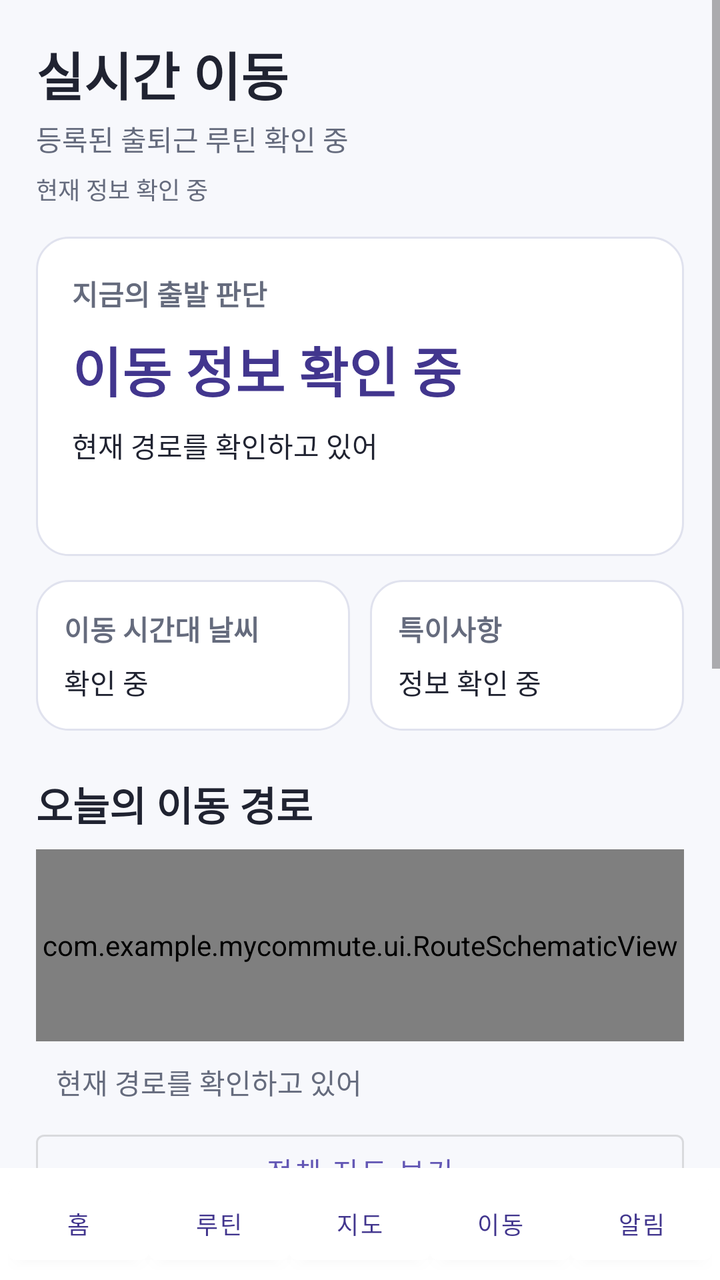
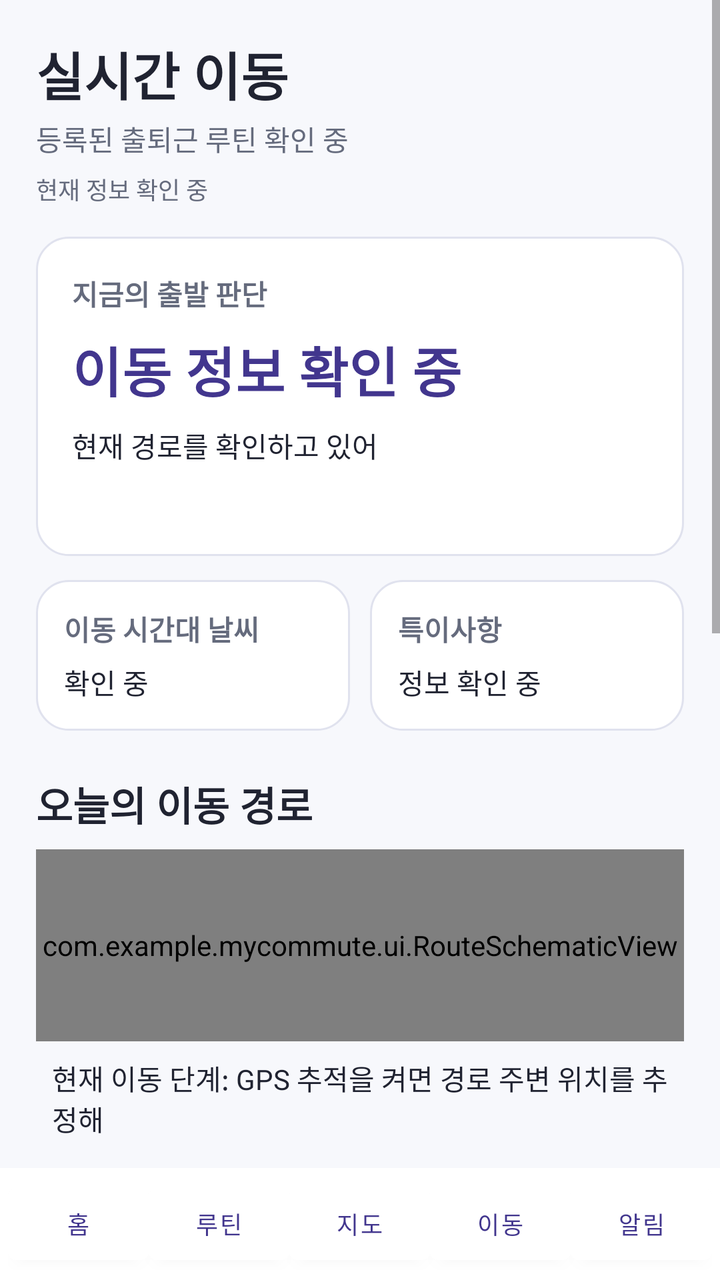

Compare the two renders of this Android layout. The source of the first and the diff that turns it into the second are given below.
<!-- AndroidManifest.xml: application theme Theme.MyCommute -->
<!-- res/layout/activity_tracking.xml -->
<?xml version="1.0" encoding="utf-8"?>
<LinearLayout xmlns:android="http://schemas.android.com/apk/res/android"
    android:layout_width="match_parent" android:layout_height="match_parent"
    android:orientation="vertical">
    <ScrollView android:layout_width="match_parent" android:layout_height="0dp"
        android:layout_weight="1" android:fillViewport="true">
        <LinearLayout android:layout_width="match_parent" android:layout_height="wrap_content"
            android:orientation="vertical" android:padding="18dp">
            <TextView android:layout_width="match_parent" android:layout_height="wrap_content"
                android:text="실시간 이동" android:textColor="@color/text_primary"
                android:textStyle="bold" android:textSize="26sp"/>
            <TextView android:id="@+id/liveRouteTitle" android:layout_width="match_parent"
                android:layout_height="wrap_content" android:layout_marginTop="3dp"
                android:text="등록된 출퇴근 루틴 확인 중" android:textColor="@color/text_secondary"/>
            <TextView android:id="@+id/liveSyncStatus" android:layout_width="match_parent"
                android:layout_height="wrap_content" android:layout_marginTop="6dp"
                android:text="현재 정보 확인 중" android:textColor="@color/text_secondary" android:textSize="12sp"/>

            <LinearLayout android:layout_width="match_parent" android:layout_height="wrap_content"
                android:layout_marginTop="15dp" android:padding="18dp"
                android:background="@drawable/bg_card" android:orientation="vertical">
                <TextView style="@style/Text.Label" android:layout_width="match_parent"
                    android:layout_height="wrap_content" android:text="지금의 출발 판단"/>
                <TextView android:id="@+id/liveDepartureHeadline" android:layout_width="match_parent"
                    android:layout_height="wrap_content" android:layout_marginTop="8dp"
                    android:text="이동 정보 확인 중" android:textSize="27sp"
                    android:textStyle="bold" android:textColor="@color/primary_dark"/>
                <TextView android:id="@+id/liveDepartureDetail" android:layout_width="match_parent"
                    android:layout_height="wrap_content" android:layout_marginTop="8dp"
                    android:textColor="@color/text_primary" android:text="현재 경로를 확인하고 있어"/>
                <TextView android:id="@+id/liveArrivalPlan" android:layout_width="match_parent"
                    android:layout_height="wrap_content" android:layout_marginTop="8dp"
                    android:textColor="@color/text_secondary"/>
            </LinearLayout>

            <LinearLayout android:layout_width="match_parent" android:layout_height="wrap_content"
                android:orientation="horizontal" android:layout_marginTop="12dp">
                <LinearLayout android:layout_width="0dp" android:layout_weight="1"
                    android:layout_height="wrap_content" android:orientation="vertical"
                    android:padding="14dp" android:background="@drawable/bg_card">
                    <TextView style="@style/Text.Label" android:layout_width="match_parent"
                        android:layout_height="wrap_content" android:text="이동 시간대 날씨"/>
                    <TextView android:id="@+id/liveWeather" android:layout_width="match_parent"
                        android:layout_height="wrap_content" android:layout_marginTop="6dp"
                        android:text="확인 중" android:textSize="14sp" android:textColor="@color/text_primary"/>
                </LinearLayout>
                <View android:layout_width="10dp" android:layout_height="1dp"/>
                <LinearLayout android:layout_width="0dp" android:layout_weight="1"
                    android:layout_height="wrap_content" android:orientation="vertical"
                    android:padding="14dp" android:background="@drawable/bg_card">
                    <TextView style="@style/Text.Label" android:layout_width="match_parent"
                        android:layout_height="wrap_content" android:text="특이사항"/>
                    <TextView android:id="@+id/liveAlerts" android:layout_width="match_parent"
                        android:layout_height="wrap_content" android:layout_marginTop="6dp"
                        android:text="정보 확인 중" android:textSize="14sp" android:textColor="@color/text_primary"/>
                </LinearLayout>
            </LinearLayout>

            <TextView style="@style/Text.Section" android:layout_width="match_parent"
                android:layout_height="wrap_content" android:layout_marginTop="22dp"
                android:text="오늘의 이동 경로"/>
            <com.example.mycommute.ui.RouteSchematicView
                android:id="@+id/liveSchematic" android:layout_width="match_parent"
                android:layout_height="96dp" android:layout_marginTop="8dp"
                android:background="@drawable/bg_card"/>
            <TextView android:id="@+id/liveRouteSteps" android:layout_width="match_parent"
                android:layout_height="wrap_content" android:padding="10dp"
                android:text="현재 경로를 확인하고 있어"
                android:textColor="@color/text_secondary"/>
            <com.google.android.material.button.MaterialButton
                android:id="@+id/liveOpenMap" android:layout_width="match_parent"
                android:layout_height="wrap_content" android:text="전체 지도 보기"
                style="@style/Widget.MaterialComponents.Button.OutlinedButton"/>

            <TextView style="@style/Text.Section" android:layout_width="match_parent"
                android:layout_height="wrap_content" android:layout_marginTop="18dp"
                android:text="다음 대중교통"/>
            <LinearLayout android:layout_width="match_parent" android:layout_height="wrap_content"
                android:padding="15dp" android:background="@drawable/bg_card"
                android:orientation="vertical">
                <TextView android:id="@+id/liveNextVehicle" android:layout_width="match_parent"
                    android:layout_height="wrap_content"
                    android:text="도착정보 확인 중" android:textColor="@color/text_primary"
                    android:textStyle="bold" android:textSize="18sp"/>
                <TextView android:id="@+id/liveBoarding" android:layout_width="match_parent"
                    android:layout_height="wrap_content" android:layout_marginTop="8dp"
                    android:text="GPS 위치 확인 후 탑승 가능성 추정"
                    android:textColor="@color/text_secondary"/>
            </LinearLayout>
            <TextView android:id="@+id/livePosition" android:layout_width="match_parent"
                android:layout_height="wrap_content" android:layout_marginTop="8dp"
                android:text="GPS 추적은 사용자가 켜야 활성화돼"
                android:textColor="@color/text_secondary" android:textSize="12sp"/>

            <com.google.android.material.button.MaterialButton android:id="@+id/liveStartTracking"
                android:layout_width="match_parent" android:layout_height="wrap_content"
                android:layout_marginTop="15dp" android:text="위치 추적 시작"/>
            <com.google.android.material.button.MaterialButton android:id="@+id/liveStopTracking"
                android:layout_width="match_parent" android:layout_height="wrap_content"
                android:text="위치 추적 종료"
                style="@style/Widget.MaterialComponents.Button.OutlinedButton"/>
            <com.google.android.material.button.MaterialButton android:id="@+id/liveRefresh"
                android:layout_width="match_parent" android:layout_height="wrap_content"
                android:text="현재 정보 확인"
                style="@style/Widget.MaterialComponents.Button.TextButton"/>
            <TextView android:layout_width="match_parent" android:layout_height="wrap_content"
                android:layout_marginTop="12dp" android:padding="6dp"
                android:text="전체 경로·보행시간은 예측값이야. 차량 도착정보는 확인된 첫 탑승만 표시하고, 실제 운행 이상·기상특보는 별도 데이터 연결 전까지 확인되지 않아."
                android:textColor="@color/text_secondary" android:textSize="12sp"/>
        </LinearLayout>
    </ScrollView>
    <include layout="@layout/view_bottom_nav"/>
</LinearLayout>
<!-- res/layout/view_bottom_nav.xml (included above) -->
<?xml version="1.0" encoding="utf-8"?>
<LinearLayout xmlns:android="http://schemas.android.com/apk/res/android"
    android:id="@+id/bottomNav" android:layout_width="match_parent" android:layout_height="wrap_content"
    android:padding="4dp" android:background="@color/surface" android:orientation="horizontal">
    <Button android:id="@+id/navHome" android:layout_width="0dp" android:layout_weight="1" android:layout_height="48dp"
        android:backgroundTint="@color/surface" android:textColor="@color/primary_dark" android:textSize="12sp" android:text="홈" />
    <Button android:id="@+id/navCustom" android:layout_width="0dp" android:layout_weight="1" android:layout_height="48dp"
        android:backgroundTint="@color/surface" android:textColor="@color/primary_dark" android:textSize="12sp" android:text="루틴" />
    <Button android:id="@+id/navMap" android:layout_width="0dp" android:layout_weight="1" android:layout_height="48dp"
        android:backgroundTint="@color/surface" android:textColor="@color/primary_dark" android:textSize="12sp" android:text="지도" />
    <Button android:id="@+id/navTracking" android:layout_width="0dp" android:layout_weight="1" android:layout_height="48dp"
        android:backgroundTint="@color/surface" android:textColor="@color/primary_dark" android:textSize="12sp" android:text="이동" />
    <Button android:id="@+id/navLogs" android:layout_width="0dp" android:layout_weight="1" android:layout_height="48dp"
        android:backgroundTint="@color/surface" android:textColor="@color/primary_dark" android:textSize="12sp" android:text="알림" />
</LinearLayout>
<!-- resources referenced by this layout -->
<resources>
  <color name="primary_dark">#42368E</color>
  <color name="surface">#FFFFFF</color>
  <color name="text_primary">#202331</color>
  <color name="text_secondary">#656B7D</color>
  <!-- drawable bg_card (drawable) -->
  <shape xmlns:android="http://schemas.android.com/apk/res/android">
      <solid android:color="@color/surface" />
      <corners android:radius="16dp" />
      <stroke android:width="1dp" android:color="@color/border" />
  </shape>
  <style name="Text.Label" parent="">
          <item name="android:textSize">14sp</item>
          <item name="android:textStyle">bold</item>
          <item name="android:textColor">@color/text_secondary</item>
      </style>
  <style name="Text.Section" parent="">
          <item name="android:textSize">20sp</item>
          <item name="android:textStyle">bold</item>
          <item name="android:textColor">@color/text_primary</item>
      </style>
  <style name="Theme.MyCommute" parent="Theme.MaterialComponents.DayNight.NoActionBar">
          <item name="colorPrimary">@color/primary</item>
          <item name="colorPrimaryVariant">@color/primary_dark</item>
          <item name="colorOnPrimary">@android:color/white</item>
          <item name="android:statusBarColor">@color/primary_dark</item>
          <item name="android:navigationBarColor">@color/background</item>
          <item name="android:windowBackground">@color/background</item>
          <item name="fontFamily">sans</item>
      </style>
  <color name="border">#E0E2EE</color>
  <color name="primary">#6357B5</color>
  <color name="background">#F7F8FC</color>
</resources>

<!-- the commit's change to res/layout/activity_tracking.xml (unified diff, before → after) -->
@@ -63,6 +63,10 @@
                 android:id="@+id/liveSchematic" android:layout_width="match_parent"
                 android:layout_height="96dp" android:layout_marginTop="8dp"
                 android:background="@drawable/bg_card"/>
+            <TextView android:id="@+id/liveCurrentStage" android:layout_width="match_parent"
+                android:layout_height="wrap_content" android:padding="8dp"
+                android:text="현재 이동 단계: GPS 추적을 켜면 경로 주변 위치를 추정해"
+                android:textColor="@color/text_primary"/>
             <TextView android:id="@+id/liveRouteSteps" android:layout_width="match_parent"
                 android:layout_height="wrap_content" android:padding="10dp"
                 android:text="현재 경로를 확인하고 있어"
@@ -105,7 +109,7 @@
                 style="@style/Widget.MaterialComponents.Button.TextButton"/>
             <TextView android:layout_width="match_parent" android:layout_height="wrap_content"
                 android:layout_marginTop="12dp" android:padding="6dp"
-                android:text="전체 경로·보행시간은 예측값이야. 차량 도착정보는 확인된 첫 탑승만 표시하고, 실제 운행 이상·기상특보는 별도 데이터 연결 전까지 확인되지 않아."
+                android:text="출발시간과 전체 도착시간은 계획 추정값이야. 첫 차량 도착정보와 GPS는 별도로 검증하며, 정확한 탑승 여부와 공식 운행장애·기상특보는 아직 확인할 수 없어."
                 android:textColor="@color/text_secondary" android:textSize="12sp"/>
         </LinearLayout>
     </ScrollView>
